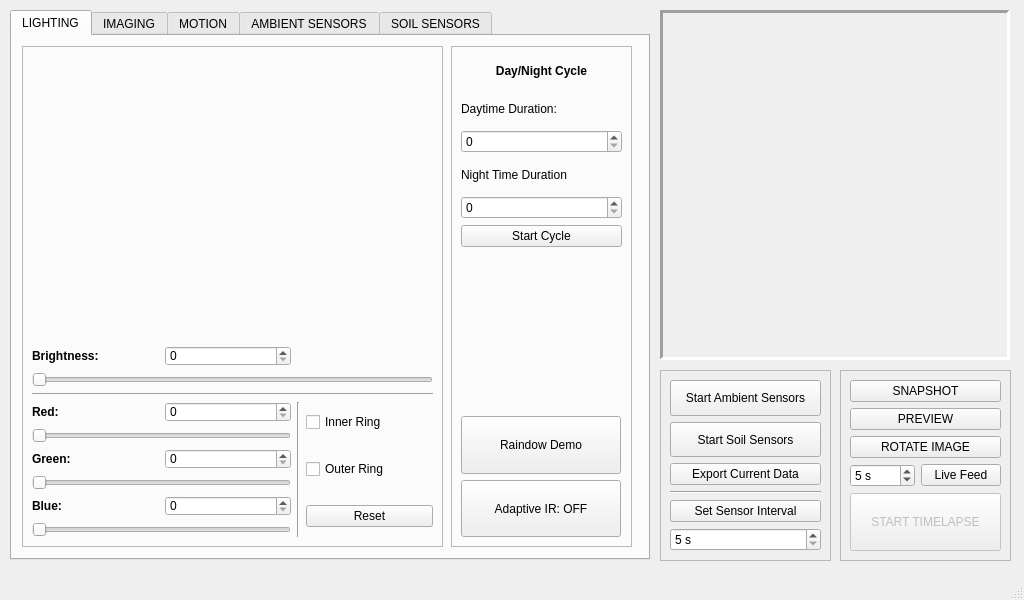
First picture: the form in _ui/FlashLapse_Pro.ui, repository CoCl-Jerry/Flashlapse_Pro_Dev, before the edit.
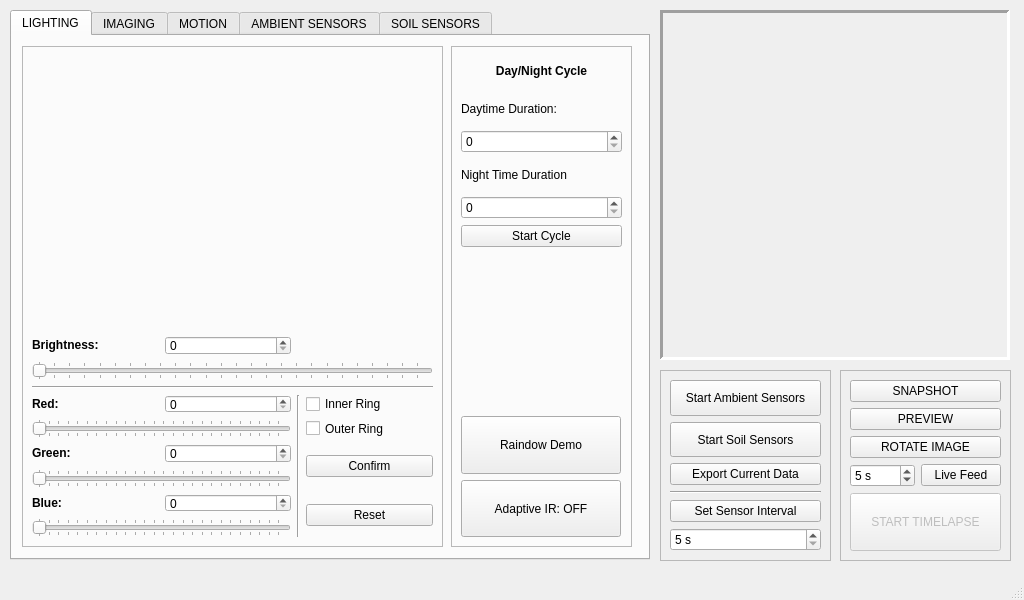
Second picture: the form after the edit. Icons and pictures are not drawn. Custom widgets are drawn as their Qt base class.

Patch:
```diff
--- a/_ui/FlashLapse_Pro.ui
+++ b/_ui/FlashLapse_Pro.ui
@@ -102,9 +102,9 @@
        <property name="geometry">
         <rect>
          <x>10</x>
-         <y>300</y>
+         <y>290</y>
          <width>401</width>
-         <height>191</height>
+         <height>201</height>
         </rect>
        </property>
        <layout class="QGridLayout" name="gridLayout_16">
@@ -116,7 +116,11 @@
          </widget>
         </item>
         <item row="3" column="1">
-         <widget class="QSpinBox" name="spinBox_2"/>
+         <widget class="QSpinBox" name="lighting_red_spinBox">
+          <property name="maximum">
+           <number>255</number>
+          </property>
+         </widget>
         </item>
         <item row="1" column="0" colspan="4">
          <widget class="QSlider" name="lighting_brightness_horizontalSlider">
@@ -126,19 +130,27 @@
           <property name="orientation">
            <enum>Qt::Horizontal</enum>
           </property>
+          <property name="tickPosition">
+           <enum>QSlider::TicksBothSides</enum>
+          </property>
+          <property name="tickInterval">
+           <number>10</number>
+          </property>
          </widget>
         </item>
         <item row="4" column="0" colspan="2">
          <widget class="QSlider" name="lighting_red_horizontalSlider">
+          <property name="maximum">
+           <number>255</number>
+          </property>
           <property name="orientation">
            <enum>Qt::Horizontal</enum>
           </property>
-         </widget>
-        </item>
-        <item row="5" column="3" rowspan="2">
-         <widget class="QCheckBox" name="lighting_outer_ring_checkBox">
-          <property name="text">
-           <string>Outer Ring</string>
+          <property name="tickPosition">
+           <enum>QSlider::TicksBothSides</enum>
+          </property>
+          <property name="tickInterval">
+           <number>10</number>
           </property>
          </widget>
         </item>
@@ -149,13 +161,6 @@
           </property>
          </widget>
         </item>
-        <item row="7" column="3" rowspan="2">
-         <widget class="QPushButton" name="pushButton_3">
-          <property name="text">
-           <string>Reset</string>
-          </property>
-         </widget>
-        </item>
         <item row="0" column="0">
          <widget class="QLabel" name="label_22">
           <property name="text">
@@ -168,9 +173,18 @@
         </item>
         <item row="6" column="0" colspan="2">
          <widget class="QSlider" name="lighting_green_horizontalSlider">
+          <property name="maximum">
+           <number>255</number>
+          </property>
           <property name="orientation">
            <enum>Qt::Horizontal</enum>
           </property>
+          <property name="tickPosition">
+           <enum>QSlider::TicksBothSides</enum>
+          </property>
+          <property name="tickInterval">
+           <number>10</number>
+          </property>
          </widget>
         </item>
         <item row="7" column="0">
@@ -187,28 +201,42 @@
           </property>
          </widget>
         </item>
-        <item row="3" column="3" rowspan="2">
-         <widget class="QCheckBox" name="lighting_inner_ring_checkBox">
-          <property name="text">
-           <string>Inner Ring</string>
-          </property>
-         </widget>
-        </item>
         <item row="5" column="1">
-         <widget class="QSpinBox" name="spinBox_3"/>
+         <widget class="QSpinBox" name="lighting_green_spinBox">
+          <property name="maximum">
+           <number>255</number>
+          </property>
+         </widget>
         </item>
         <item row="8" column="0" colspan="2">
          <widget class="QSlider" name="lighting_blue_horizontalSlider">
+          <property name="maximum">
+           <number>255</number>
+          </property>
           <property name="orientation">
            <enum>Qt::Horizontal</enum>
           </property>
+          <property name="tickPosition">
+           <enum>QSlider::TicksBothSides</enum>
+          </property>
+          <property name="tickInterval">
+           <number>10</number>
+          </property>
          </widget>
         </item>
         <item row="0" column="1">
-         <widget class="QSpinBox" name="spinBox_5"/>
+         <widget class="QSpinBox" name="lighting_brightness_spinBox">
+          <property name="maximum">
+           <number>255</number>
+          </property>
+         </widget>
         </item>
         <item row="7" column="1">
-         <widget class="QSpinBox" name="spinBox_4"/>
+         <widget class="QSpinBox" name="lighting_blue_spinBox">
+          <property name="maximum">
+           <number>255</number>
+          </property>
+         </widget>
         </item>
         <item row="3" column="2" rowspan="6">
          <widget class="Line" name="line_20">
@@ -217,6 +245,34 @@
           </property>
          </widget>
         </item>
+        <item row="3" column="3">
+         <widget class="QCheckBox" name="lighting_inner_ring_checkBox">
+          <property name="text">
+           <string>Inner Ring</string>
+          </property>
+         </widget>
+        </item>
+        <item row="4" column="3">
+         <widget class="QCheckBox" name="lighting_outer_ring_checkBox">
+          <property name="text">
+           <string>Outer Ring</string>
+          </property>
+         </widget>
+        </item>
+        <item row="5" column="3" rowspan="2">
+         <widget class="QPushButton" name="lighting_confirm_pushButton">
+          <property name="text">
+           <string>Confirm</string>
+          </property>
+         </widget>
+        </item>
+        <item row="7" column="3" rowspan="2">
+         <widget class="QPushButton" name="lighting_reset_pushButton">
+          <property name="text">
+           <string>Reset</string>
+          </property>
+         </widget>
+        </item>
        </layout>
       </widget>
       <widget class="QLabel" name="label">
```
